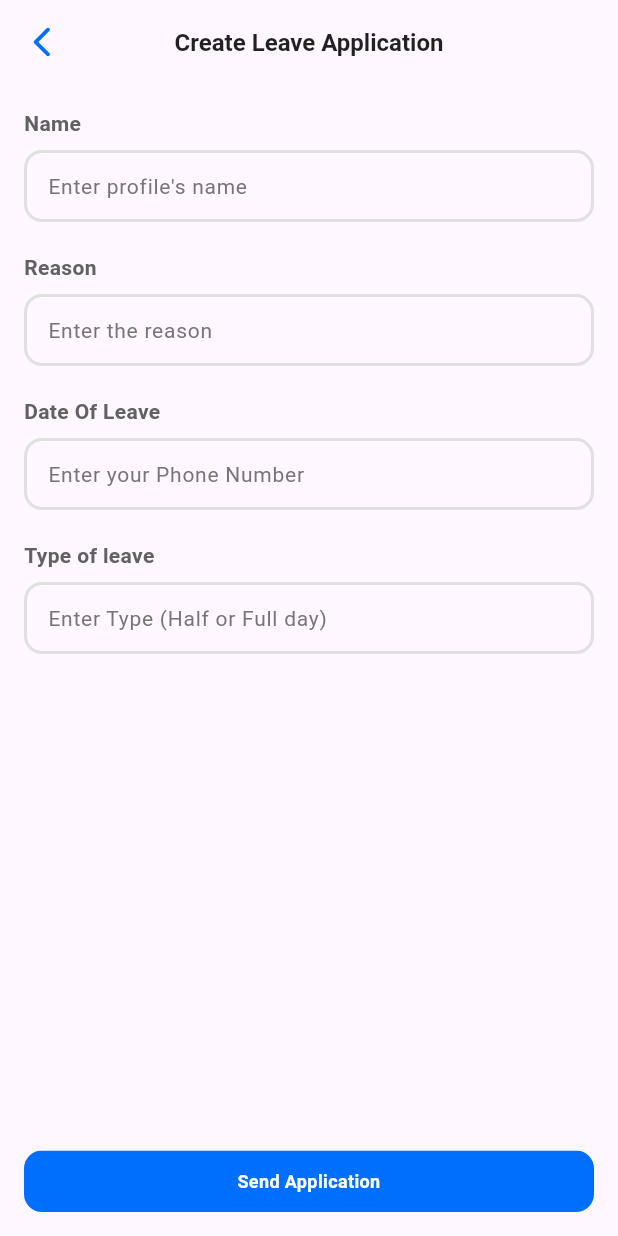
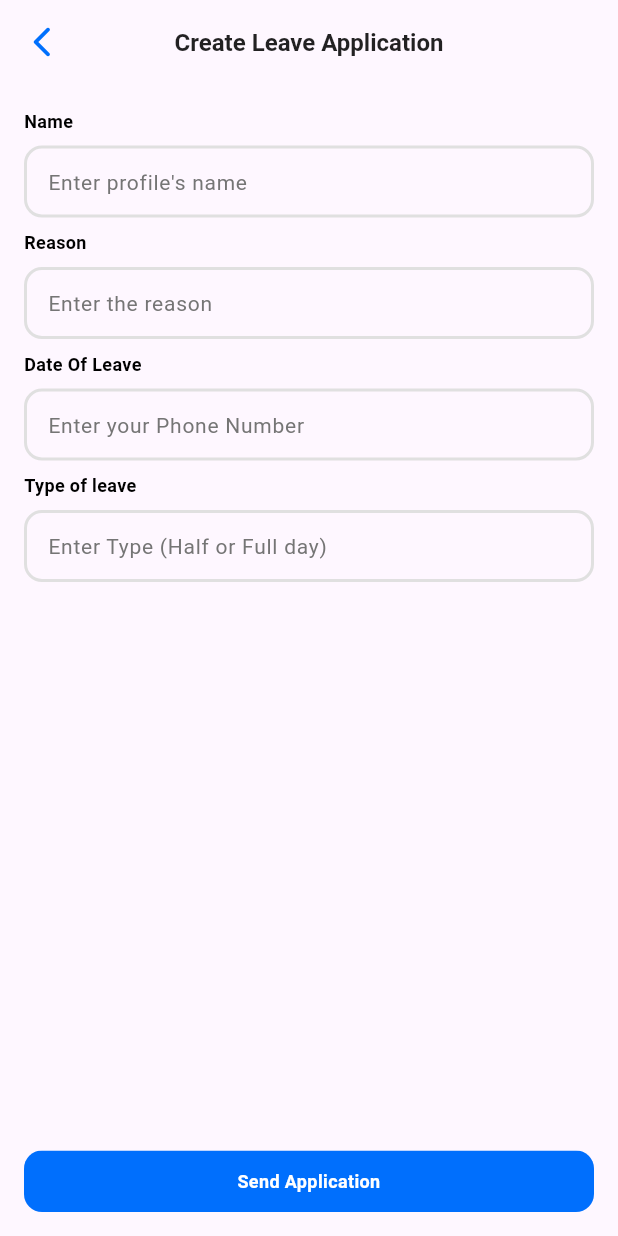
Before and after one commit to abd5294/office-admin, a Flutter app: the CreateLeaveScreen screen opened by its route, on a phone screen of 412 x 824 dp. Run offline on Flutter 3.47's test engine with Material 3 defaults, Android fonts, the phone set to English and light mode, and no system bars; our stand-ins replace flutter_riverpod, go_router; network calls fail.

Commit message:
create, edit leave updated

```diff
--- a/lib/features/leaves/view/pages/create_leave_screen.dart
+++ b/lib/features/leaves/view/pages/create_leave_screen.dart
@@ -48,68 +48,68 @@ class _CreateLeaveScreenState extends State<CreateLeaveScreen> {
         child: Column(
           crossAxisAlignment: CrossAxisAlignment.start,
           children: [
-            Text(
+            const Text(
               'Name',
               style: TextStyle(
-                fontSize: 14,
+                fontSize: 12,
                 fontWeight: FontWeight.w700,
-                color: Colors.grey.shade700,
+                color: Colors.black,
               ),
             ),
-            SizedBox(height: 8),
+            const SizedBox(height: 8),
             CustomTextField(
               controller: nameController,
               hintText: 'Enter profile\'s name',
               onChange: (value) {},
             ),
-            SizedBox(height: 20),
-            Text(
+            const SizedBox(height: 8),
+            const Text(
               'Reason',
               style: TextStyle(
-                fontSize: 14,
+                fontSize: 12,
                 fontWeight: FontWeight.w700,
-                color: Colors.grey.shade700,
+                color: Colors.black,
               ),
             ),
-            SizedBox(height: 8),
+            const SizedBox(height: 8),
             CustomTextField(
               controller: reasonController,
               hintText: 'Enter the reason',
               onChange: (value) {},
             ),
-            SizedBox(height: 20),
+            const SizedBox(height: 8),
 
-            Text(
+            const Text(
               'Date Of Leave',
               style: TextStyle(
-                fontSize: 14,
+                fontSize: 12,
                 fontWeight: FontWeight.w700,
-                color: Colors.grey.shade700,
+                color: Colors.black,
               ),
             ),
-            SizedBox(height: 8),
+            const SizedBox(height: 8),
             CustomTextField(
               controller: dateController,
               hintText: 'Enter your Phone Number',
               onChange: (value) {},
             ),
-            SizedBox(height: 20),
+            const SizedBox(height: 8),
 
-            Text(
+            const Text(
               'Type of leave',
               style: TextStyle(
-                fontSize: 14,
+                fontSize: 12,
                 fontWeight: FontWeight.w700,
-                color: Colors.grey.shade700,
+                color: Colors.black,
               ),
             ),
-            SizedBox(height: 8),
+            const SizedBox(height: 8),
             CustomTextField(
               controller: typeController,
               hintText: 'Enter Type (Half or Full day)',
               onChange: (value) {},
             ),
-            Spacer(),
+            const Spacer(),
             LargeButton(
               text: 'Send Application',
               onPressed: () {
--- a/lib/features/leaves/view/pages/edit_leave_screen.dart
+++ b/lib/features/leaves/view/pages/edit_leave_screen.dart
@@ -62,7 +62,7 @@ class _EditLeaveScreenState extends State<EditLeaveScreen> {
               hintText: 'Enter profile\'s name',
               onChange: (value) {},
             ),
-            SizedBox(height: 20),
+            SizedBox(height: 8),
             Text(
               'Reason',
               style: TextStyle(
@@ -77,7 +77,7 @@ class _EditLeaveScreenState extends State<EditLeaveScreen> {
               hintText: 'Enter the reason',
               onChange: (value) {},
             ),
-            SizedBox(height: 20),
+            SizedBox(height: 8),
 
             Text(
               'Date Of Leave',
@@ -93,7 +93,7 @@ class _EditLeaveScreenState extends State<EditLeaveScreen> {
               hintText: 'Enter your Phone Number',
               onChange: (value) {},
             ),
-            SizedBox(height: 20),
+            SizedBox(height: 8),
 
             Text(
               'Type of leave',
```
